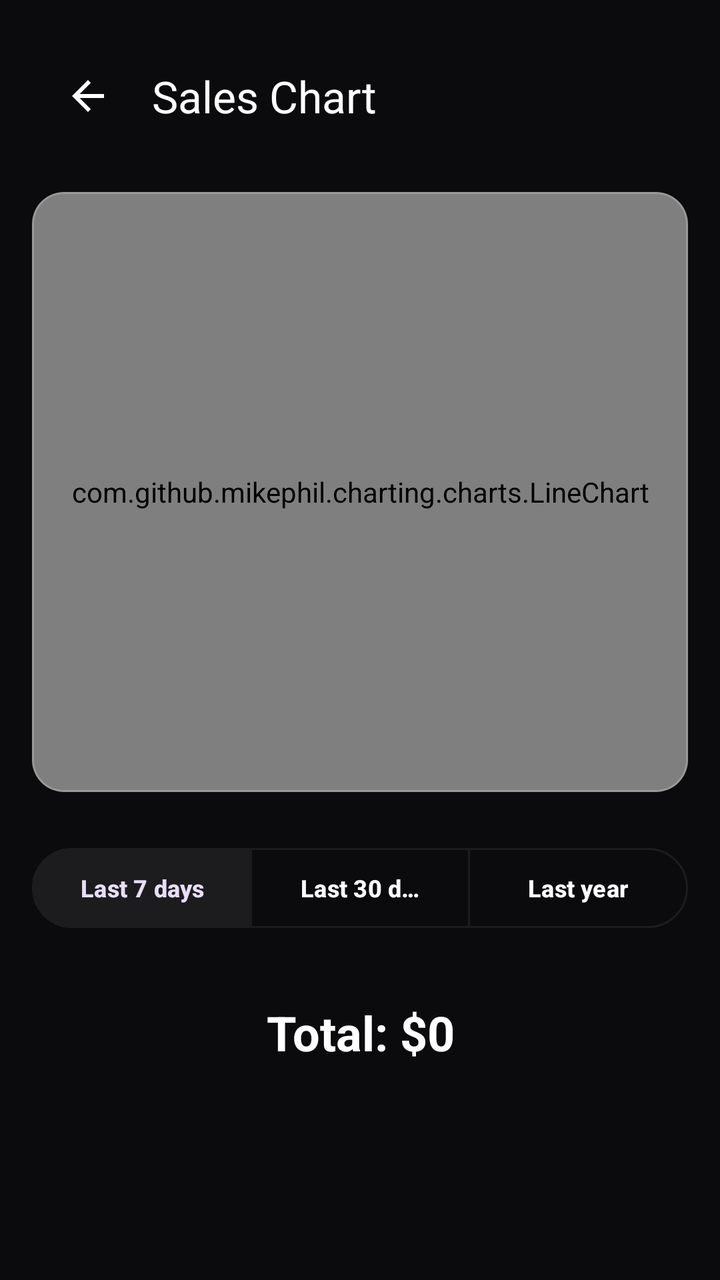
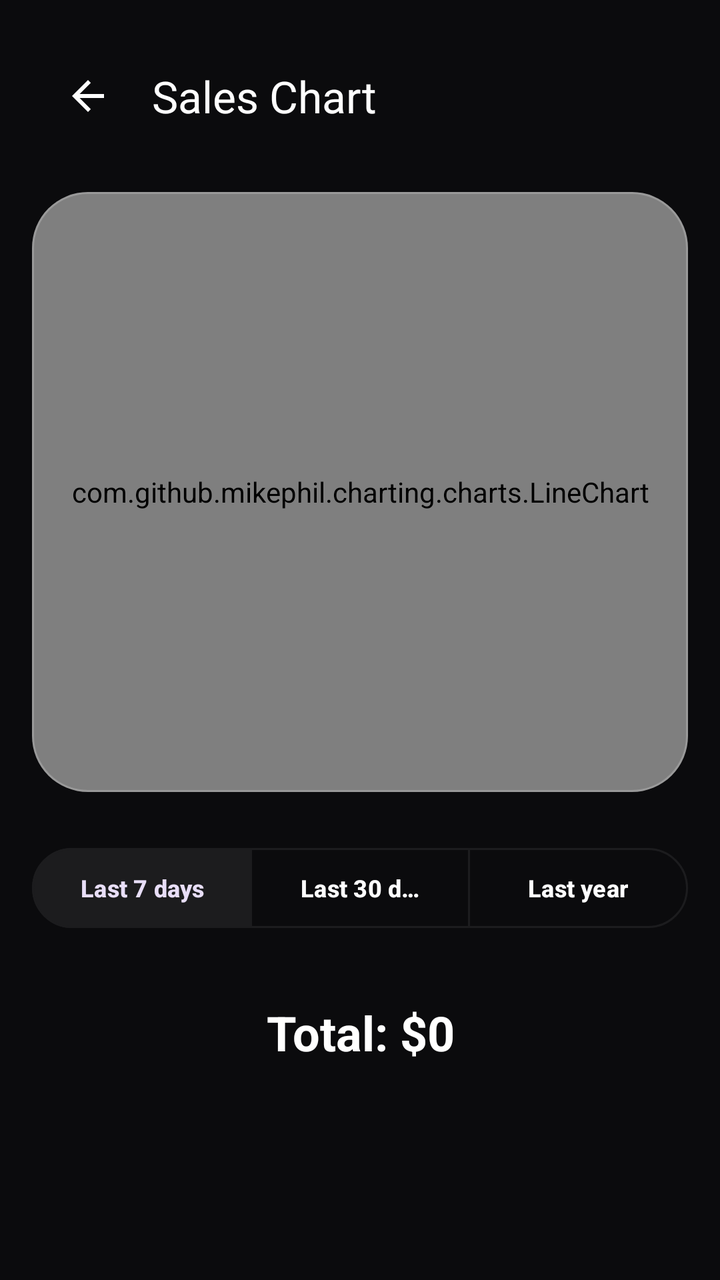

Compare the two renders of this Android layout. The source of the first and the diff that turns it into the second are given below.
<!-- AndroidManifest.xml: activity theme Theme.BeatHouse.Dark -->
<!-- res/layout/activity_sales_chart.xml -->
<?xml version="1.0" encoding="utf-8"?>
<LinearLayout xmlns:android="http://schemas.android.com/apk/res/android"
    xmlns:app="http://schemas.android.com/apk/res-auto"
    android:layout_width="match_parent"
    android:layout_height="match_parent"
    android:orientation="vertical"
    android:background="@color/background"
    android:padding="16dp">

    <com.google.android.material.appbar.MaterialToolbar
        android:id="@+id/toolbar"
        android:layout_width="match_parent"
        android:layout_height="?attr/actionBarSize"
        app:title="@string/sales_chart_title"
        app:titleTextColor="@color/on_surface"
        app:navigationIcon="@drawable/ic_arrow_back"
        app:navigationIconTint="@color/on_surface" />

    <com.google.android.material.card.MaterialCardView
        android:layout_width="match_parent"
        android:layout_height="300dp"
        android:layout_marginTop="16dp"
        app:cardCornerRadius="16dp"
        app:cardElevation="0dp"
        app:cardBackgroundColor="#1AFFFFFF"
        app:strokeColor="#33FFFFFF"
        app:strokeWidth="1dp">

        <com.github.mikephil.charting.charts.LineChart
            android:id="@+id/salesChart"
            android:layout_width="match_parent"
            android:layout_height="match_parent"
            android:padding="12dp" />

    </com.google.android.material.card.MaterialCardView>

    <com.google.android.material.button.MaterialButtonToggleGroup
        android:id="@+id/toggleGroup"
        android:layout_width="match_parent"
        android:layout_height="wrap_content"
        android:layout_marginTop="24dp"
        android:gravity="center"
        app:singleSelection="true"
        app:checkedButton="@+id/btn7Days">

        <com.google.android.material.button.MaterialButton
            android:id="@+id/btn7Days"
            style="@style/Widget.Material3.Button.OutlinedButton"
            android:layout_width="0dp"
            android:layout_height="wrap_content"
            android:layout_weight="1"
            android:text="@string/last_7_days"
            android:textSize="12sp" />

        <com.google.android.material.button.MaterialButton
            android:id="@+id/btnMonth"
            style="@style/Widget.Material3.Button.OutlinedButton"
            android:layout_width="0dp"
            android:layout_height="wrap_content"
            android:layout_weight="1"
            android:text="@string/last_30_days"
            android:textSize="12sp" />

        <com.google.android.material.button.MaterialButton
            android:id="@+id/btnYear"
            style="@style/Widget.Material3.Button.OutlinedButton"
            android:layout_width="0dp"
            android:layout_height="wrap_content"
            android:layout_weight="1"
            android:text="@string/last_year"
            android:textSize="12sp" />

    </com.google.android.material.button.MaterialButtonToggleGroup>

    <TextView
        android:id="@+id/tvTotalEarned"
        android:layout_width="match_parent"
        android:layout_height="wrap_content"
        android:layout_marginTop="32dp"
        android:gravity="center"
        android:text="Total: $0"
        android:textColor="@color/on_surface"
        android:textSize="24sp"
        android:textStyle="bold" />

</LinearLayout>
<!-- resources referenced by this layout -->
<resources>
  <color name="background">#0B0B0D</color>
  <color name="on_surface">#FFFFFF</color>
  <!-- drawable ic_arrow_back (drawable) -->
  <vector xmlns:android="http://schemas.android.com/apk/res/android"
      android:width="24dp"
      android:height="24dp"
      android:viewportWidth="24"
      android:viewportHeight="24">
      <path
          android:fillColor="#FFFFFF"
          android:pathData="M20,11H7.83l5.59,-5.59L12,4l-8,8 8,8 1.41,-1.41L7.83,13H20v-2z"/>
  </vector>
  <string name="last_30_days">Last 30 days</string>
  <string name="last_7_days">Last 7 days</string>
  <string name="last_year">Last year</string>
  <string name="sales_chart_title">Sales Chart</string>
  <style name="Theme.BeatHouse.Dark" parent="Theme.BeatHouse">
          <item name="colorSurface">@color/surface</item>
          <item name="android:windowBackground">@color/background</item>
      </style>
  <color name="surface">#121214</color>
  <color name="primary">#2DCE89</color>
  <color name="primary_container">#004D40</color>
  <color name="on_primary">#FFFFFF</color>
  <color name="secondary">#8E8E93</color>
  <color name="secondary_container">#1C1C1E</color>
  <color name="on_secondary">#FFFFFF</color>
  <color name="error">#FF453A</color>
  <color name="error_container">#330000</color>
  <color name="surface_variant">#1A1A1C</color>
  <color name="on_surface_variant">#B0B0B0</color>
  <color name="outline">#1C1C1E</color>
  <style name="Widget.BeatHouse.Button" parent="Widget.Material3.Button">
          <item name="android:textSize">16sp</item>
          <item name="android:textStyle">bold</item>
          <item name="cornerRadius">12dp</item>
          <item name="iconGravity">textStart</item>
          <item name="iconPadding">8dp</item>
          <item name="android:insetTop">4dp</item>
          <item name="android:insetBottom">4dp</item>
          <item name="backgroundTint">@color/primary</item>
          <item name="android:textColor">@color/on_primary</item>
      </style>
  <style name="Widget.BeatHouse.Card" parent="Widget.Material3.CardView.Elevated">
          <item name="cardCornerRadius">16dp</item>
          <item name="cardElevation">0dp</item>
          <item name="strokeColor">@color/outline</item>
          <item name="strokeWidth">1dp</item>
          <item name="cardBackgroundColor">@color/surface_container</item>
      </style>
  <style name="Widget.BeatHouse.BottomNavigation" parent="Widget.Material3.BottomNavigationView">
          <item name="itemIconTint">@color/bottom_nav_icon_tint</item>
          <item name="itemTextColor">@color/bottom_nav_text_tint</item>
          <item name="itemBackground">@color/surface</item>
          <item name="android:background">@color/surface</item>
          <item name="elevation">0dp</item>
          <item name="itemPaddingTop">12dp</item>
          <item name="itemPaddingBottom">12dp</item>
      </style>
  <style name="Widget.BeatHouse.AppBarLayout" parent="Widget.Material3.AppBarLayout">
          <item name="android:background">@color/surface</item>
          <item name="backgroundTint">@color/surface</item>
      </style>
  <style name="Widget.BeatHouse.Chip" parent="Widget.Material3.Chip.Filter">
          <item name="chipCornerRadius">12dp</item>
          <item name="chipStrokeColor">@color/outline</item>
          <item name="chipStrokeWidth">1dp</item>
          <item name="android:textColor">@color/on_surface_variant</item>
          <item name="chipBackgroundColor">@color/surface_container</item>
          <item name="checkedIconTint">@color/primary</item>
          <item name="android:textSize">14sp</item>
      </style>
  <color name="surface_container">#1C1C1E</color>
  <!-- unchanged entries left out for length: 2 -->
</resources>

<!-- the commit's change to res/layout/activity_sales_chart.xml (unified diff, before → after) -->
@@ -20,7 +20,7 @@
         android:layout_width="match_parent"
         android:layout_height="300dp"
         android:layout_marginTop="16dp"
-        app:cardCornerRadius="16dp"
+        style="@style/Widget.BeatHouse.Card"
         app:cardElevation="0dp"
         app:cardBackgroundColor="#1AFFFFFF"
         app:strokeColor="#33FFFFFF"
<!-- resource entries referenced after the edit -->
@@ -21,8 +21,8 @@
           <item name="android:windowBackground">@color/background</item>
       </style>
   <color name="surface">#121214</color>
-  <color name="primary">#2DCE89</color>
-  <color name="primary_container">#004D40</color>
+  <color name="primary">#C71585</color>
+  <color name="primary_container">#4D0033</color>
   <color name="on_primary">#FFFFFF</color>
   <color name="secondary">#8E8E93</color>
   <color name="secondary_container">#1C1C1E</color>
@@ -35,7 +35,7 @@
   <style name="Widget.BeatHouse.Button" parent="Widget.Material3.Button">
           <item name="android:textSize">16sp</item>
           <item name="android:textStyle">bold</item>
-          <item name="cornerRadius">12dp</item>
+          <item name="cornerRadius">24dp</item>
           <item name="iconGravity">textStart</item>
           <item name="iconPadding">8dp</item>
           <item name="android:insetTop">4dp</item>
@@ -44,7 +44,7 @@
           <item name="android:textColor">@color/on_primary</item>
       </style>
   <style name="Widget.BeatHouse.Card" parent="Widget.Material3.CardView.Elevated">
-          <item name="cardCornerRadius">16dp</item>
+          <item name="cardCornerRadius">28dp</item>
           <item name="cardElevation">0dp</item>
           <item name="strokeColor">@color/outline</item>
           <item name="strokeWidth">1dp</item>
@@ -53,18 +53,19 @@
   <style name="Widget.BeatHouse.BottomNavigation" parent="Widget.Material3.BottomNavigationView">
           <item name="itemIconTint">@color/bottom_nav_icon_tint</item>
           <item name="itemTextColor">@color/bottom_nav_text_tint</item>
-          <item name="itemBackground">@color/surface</item>
-          <item name="android:background">@color/surface</item>
+          <item name="itemBackground">@android:color/transparent</item>
+          <item name="android:background">@android:color/transparent</item>
           <item name="elevation">0dp</item>
           <item name="itemPaddingTop">12dp</item>
           <item name="itemPaddingBottom">12dp</item>
+          <item name="labelVisibilityMode">unlabeled</item>
       </style>
   <style name="Widget.BeatHouse.AppBarLayout" parent="Widget.Material3.AppBarLayout">
           <item name="android:background">@color/surface</item>
           <item name="backgroundTint">@color/surface</item>
       </style>
   <style name="Widget.BeatHouse.Chip" parent="Widget.Material3.Chip.Filter">
-          <item name="chipCornerRadius">12dp</item>
+          <item name="chipCornerRadius">20dp</item>
           <item name="chipStrokeColor">@color/outline</item>
           <item name="chipStrokeWidth">1dp</item>
           <item name="android:textColor">@color/on_surface_variant</item>
